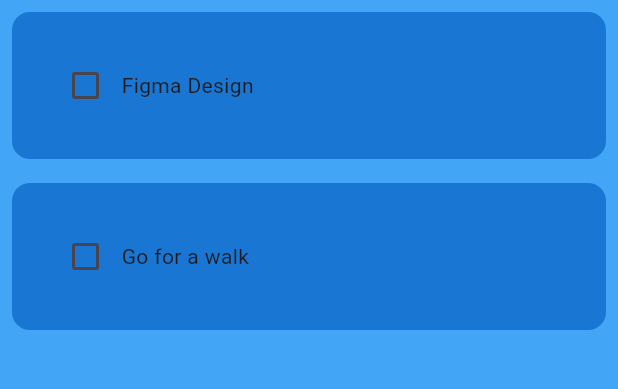
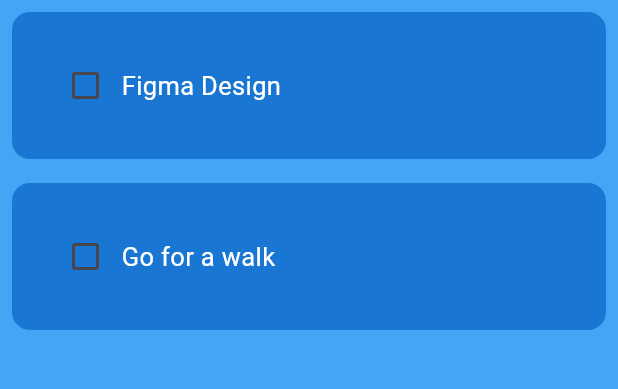
Before and after one commit to gilbert-ku/TODO-FLUTTER_APP, a Flutter app: the screen it shows after launch, on a phone screen of 412 x 824 dp, the part 84-473 px from its top. Run offline on Flutter 3.47's test engine with Material 3 defaults, Android fonts, the phone set to English and light mode, and no system bars.

Commit message:
update font

```diff
--- a/lib/util/to_do.dart
+++ b/lib/util/to_do.dart
@@ -34,12 +34,15 @@
             // text
             Text(
               taskName,
+
               style: TextStyle(
                 // condition to check complete task
                 decoration: taskCompleted
                 ? TextDecoration.lineThrough
                 : TextDecoration.none,
-            ),
+                color: Colors.white,
+                fontSize: 17
+              ),
             ),
           ],
         ),
```
